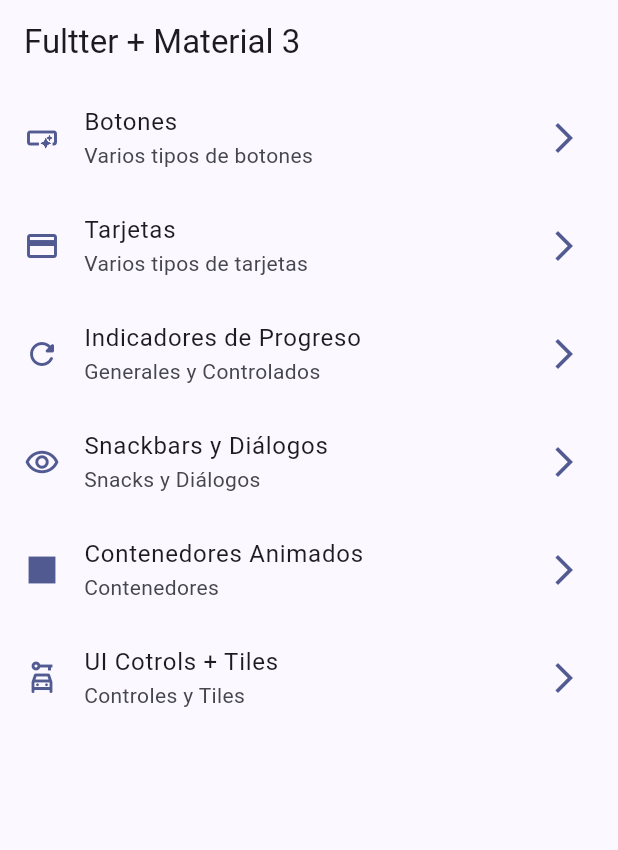
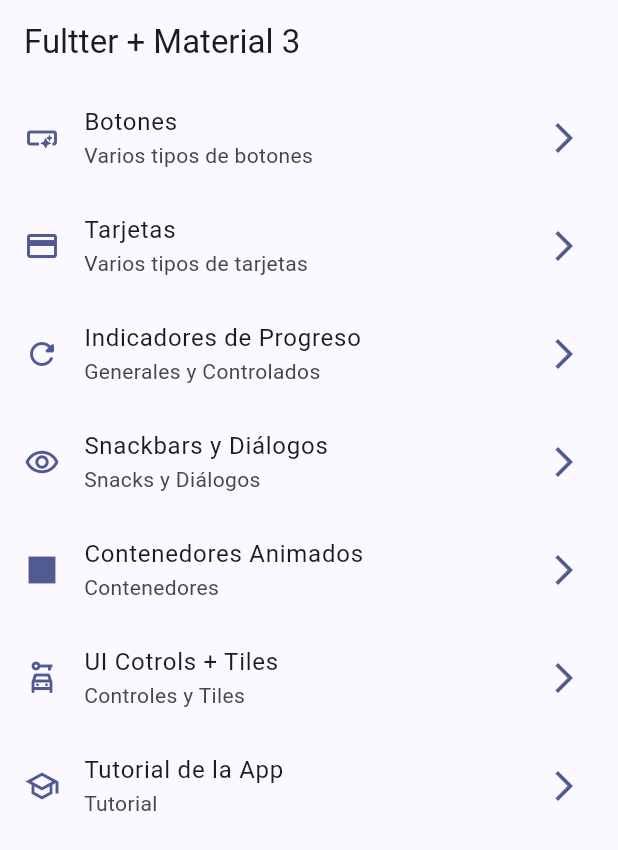
Before and after one commit to criticalRobin/widgets_app_flutter, a Flutter app: the screen it shows after launch, on a phone screen of 412 x 824 dp. Shown: the top 850 px of the screen. Run offline on Flutter 3.47's test engine with Material 3 defaults, Android fonts, the phone set to English and light mode, and no system bars; our stand-ins replace go_router.

Commit message:
Included assets and created new route for tutorial

```diff
--- a/lib/config/menu/menu_items.dart
+++ b/lib/config/menu/menu_items.dart
@@ -44,4 +44,9 @@ const List<MenuItem> appMenuItems = [
       subTitle: "Controles y Tiles",
       link: "/controls",
       icon: Icons.car_rental_outlined),
+  MenuItem(
+      title: "Tutorial de la App",
+      subTitle: "Tutorial",
+      link: "/tutorial",
+      icon: Icons.school_outlined),
 ];
--- a/lib/config/router/app_router.dart
+++ b/lib/config/router/app_router.dart
@@ -32,5 +32,9 @@ final appRouter = GoRouter(
       path: "/controls",
       builder: (context, state) => const UiControlsScreen(),
     ),
+    GoRoute(
+      path: "/tutorial",
+      builder: (context, state) => const AppTutorialScreen(),
+    ),
   ],
 );
```
Also changed, not shown: assets/Images/1.png (added), assets/Images/2.png (added), assets/Images/3.png (added), assets/Images/jar-loading.gif (added).
